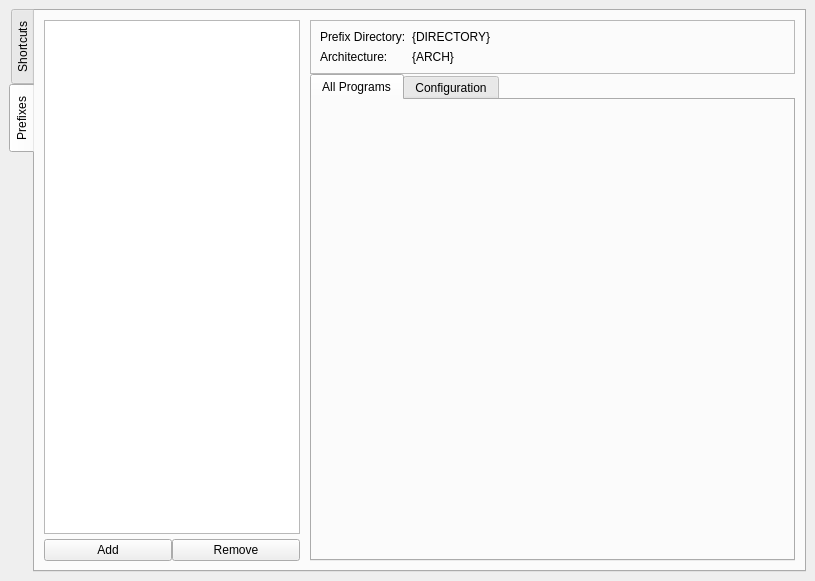
This is lib/ui/main.ui in Fisk24/Yawpm as Qt 5 draws it before an edit. The edited form follows.
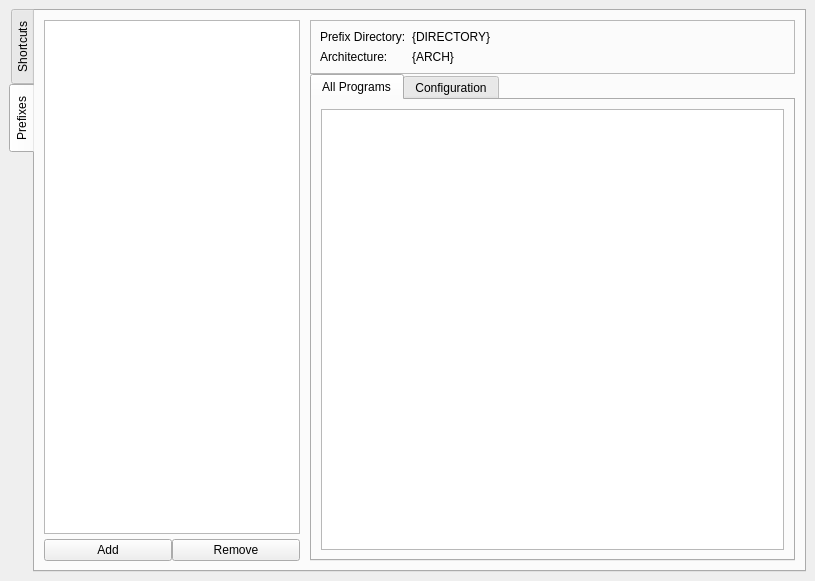
This is the edited form. The open tabs and pages were chosen to show the change. Icons and pictures are not drawn.

Commit message: created listWidget for the program files tab

```diff
--- a/lib/ui/main.ui
+++ b/lib/ui/main.ui
@@ -172,7 +172,11 @@
                <attribute name="title">
                 <string>All Programs</string>
                </attribute>
-               <layout class="QGridLayout" name="gridLayout_5"/>
+               <layout class="QGridLayout" name="gridLayout_5">
+                <item row="0" column="0">
+                 <widget class="QListWidget" name="allProgramsListWidget"/>
+                </item>
+               </layout>
               </widget>
               <widget class="QWidget" name="tabWidget_2Page1">
                <attribute name="title">
```
Left out of the diff: 2 changed lines with no effect on the pictures.
